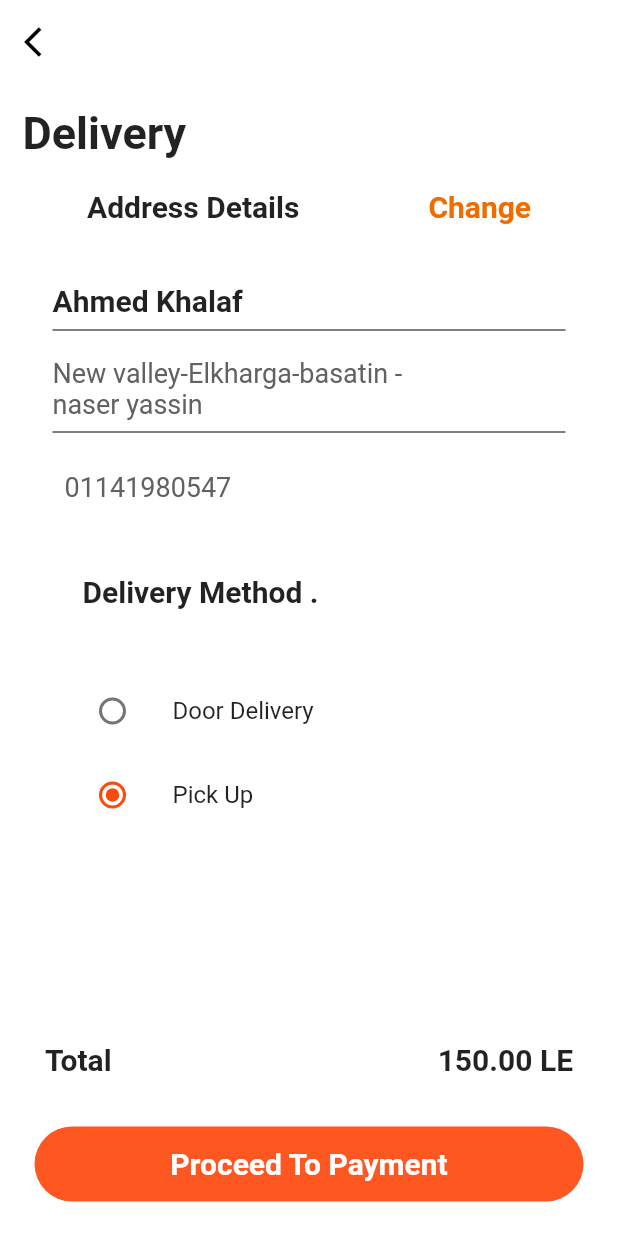
After one commit to Kh-Anter/FPFlutter-Restorant, a Flutter app: the CheckDelivery screen opened directly, on a phone screen of 412 x 824 dp. The commit adds this screen. Run offline on Flutter 3.47's test engine with Material 2 defaults, Android fonts, the phone set to English and light mode, and no system bars; our stand-ins replace firebase_core, shared_preferences; accounts and stored records are empty.

Commit message:
check_delivery

```diff
--- /dev/null
+++ b/lib/screens/checkout_delivery.dart
@@ -0,0 +1,137 @@
+import 'package:flutter/material.dart';
+
+class CheckDelivery extends StatefulWidget {
+  const CheckDelivery({Key key}) : super(key: key);
+
+  @override
+  State<CheckDelivery> createState() => _CheckDeliveryState();
+}
+
+class _CheckDeliveryState extends State<CheckDelivery> {
+  String pickup='Pick';
+  @override
+  Widget build(BuildContext context) {
+    return Scaffold(
+      backgroundColor: Colors.white70,
+      appBar: AppBar(backgroundColor:  Colors.white70,
+        title: Text('Checkout',style: TextStyle(fontSize: 26),),centerTitle: true,leading: Icon(Icons.arrow_back_ios),),
+      body: Padding(
+        padding: const EdgeInsets.all(15.0),
+        child: Column(
+          crossAxisAlignment: CrossAxisAlignment.start,
+          children: [
+            Text('Delivery',style: TextStyle(fontSize: 30,fontWeight: FontWeight.bold),),
+            SizedBox(height: 20,),
+            Row(
+              mainAxisAlignment: MainAxisAlignment.spaceAround,
+              children: [
+                Text('Address Details',style: TextStyle(fontSize: 20,fontWeight: FontWeight.bold),),
+                Text('Change',style: TextStyle(color: Colors.orange[800],fontSize: 20,fontWeight: FontWeight.bold),),
+
+              ],
+            ),
+            SizedBox(height: 20,),
+            Container(
+              width: double.maxFinite,
+              decoration: BoxDecoration(
+                color: Colors.white,
+                borderRadius: BorderRadius.circular(20),
+              ),
+              child: Padding(
+                padding: const EdgeInsets.symmetric(vertical: 20.0,horizontal: 20),
+                child: Column(
+                  crossAxisAlignment: CrossAxisAlignment.start,
+                  children: [
+                    Text('Ahmed Khalaf',style: TextStyle(fontSize: 20,fontWeight: FontWeight.bold),),
+                    Divider(color: Colors.black,),
+                    SizedBox(height: 10,),
+                    Container(
+                        width: 240,
+                        child: Text('New valley-Elkharga-basatin - naser yassin',style: TextStyle(fontSize: 18,color: Colors.grey[700]),)),
+                    Divider(color: Colors.black,),
+                    SizedBox(height: 10,),
+                    Padding(
+                      padding: const EdgeInsets.all(8.0),
+                      child: Text('01141980547',style: TextStyle(fontSize: 18,color: Colors.grey[700]),),
+                    ),
+
+
+                  ],
+                ),
+              ),
+            ),
+            SizedBox(height: 20,),
+            Padding(
+              padding: const EdgeInsets.only(left: 40.0),
+              child: Text('Delivery Method .',style: TextStyle(fontSize: 20,fontWeight: FontWeight.bold),),
+            ),
+            SizedBox(height: 20,),
+            Container(
+              width: double.maxFinite,
+              decoration: BoxDecoration(
+                color: Colors.white,
+                borderRadius: BorderRadius.circular(20),
+              ),
+              child: Padding(
+                padding: const EdgeInsets.symmetric(vertical: 20.0,horizontal: 20),
+                child: Column(
+                  crossAxisAlignment: CrossAxisAlignment.start,
+                  children: [
+                    ListTile(
+                      title:  Text('Door Delivery'),
+                      leading: Radio(
+                        value: 'Door',
+                        groupValue: pickup,
+                        onChanged: (String value){
+                          setState(() {
+                            pickup=value;
+                          });
+                        },
+                      ),
+                    ),
+                    ListTile(
+                      title:  Text('Pick Up'),
+                      leading: Radio(
+                        value: 'Pick',
+                        groupValue: pickup,
+                        onChanged: (String value){
+                          setState(() {
+                            pickup=value;
+                          });
+                        },
+                      ),
+                    ),
+                  ],
+                ),
+              ),
+            ),
+            Spacer(),
+            Padding(
+              padding: const EdgeInsets.all(15.0),
+              child: Row(
+                children: [
+                  Text('Total',style: TextStyle(fontWeight: FontWeight.bold,fontSize: 20),),
+                  Spacer(),
+                  Text('150.00 LE',style: TextStyle(fontWeight: FontWeight.bold,fontSize: 20),),
+                ],
+              ),
+            ),
+            SizedBox(height: 10,),
+            Padding(
+              padding: const EdgeInsets.all(8.0),
+              child: Container(
+                height: 50,
+                decoration: BoxDecoration(
+                  color: Colors.deepOrange,
+                  borderRadius: BorderRadius.circular(30)
+                ),
+                child: Center(child: Text('Proceed To Payment',style: TextStyle(fontSize: 20,color: Colors.white,fontWeight: FontWeight.bold),)),
+              ),
+            )
+
+          ],
+        ),
+      ),
+    );
+  }
+}
--- a/lib/screens/profile.dart
+++ b/lib/screens/profile.dart
@@ -144,6 +144,19 @@ class profile extends StatelessWidget {
                 ),
               ),
             ),
+            SizedBox(height: 10,),
+            Padding(
+              padding: const EdgeInsets.all(8.0),
+              child: Container(
+                height: 50,
+                decoration: BoxDecoration(
+                    color: Colors.deepOrange,
+                    borderRadius: BorderRadius.circular(30)
+                ),
+                child: Center(child: Text('Update',style: TextStyle(fontSize: 20,color: Colors.white,fontWeight: FontWeight.bold,letterSpacing: 2),)),
+              ),
+            )
+
           ],
         ),
       ),
```
